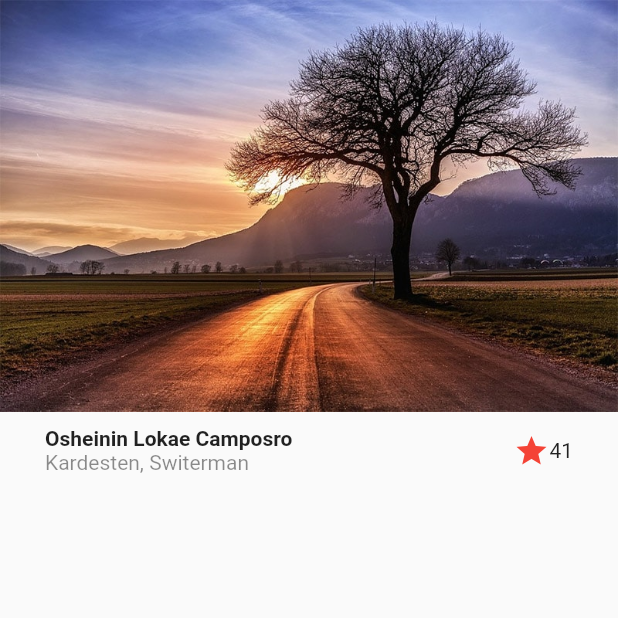
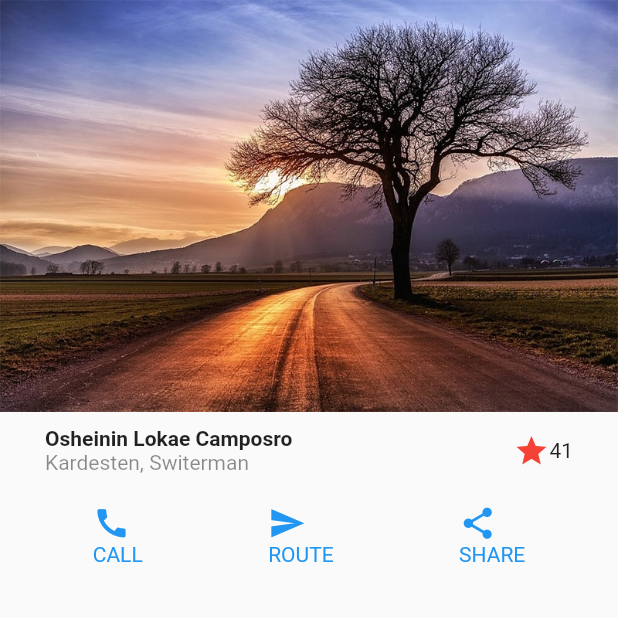
Before and after one commit to Viqui-Alaro/Flutter_disenos, a Flutter app: the screen it shows after launch, on a phone screen of 412 x 824 dp, the top half of it. Run offline on Flutter 3.47's test engine with Material 2 defaults, Android fonts, the phone set to English and light mode, and no system bars.

Commit message:
se implemento el custombutton en la primera pantalla

```diff
--- a/lib/screens/basic_design.dart
+++ b/lib/screens/basic_design.dart
@@ -12,12 +12,16 @@ class BasicDesignScreen extends StatelessWidget {
           Image(image: AssetImage('assets/landscape.jpg')),
 
           //Titulo
-          Title()
+          Title(),
+          ButtonSection()
+
         ],
       ),
    );
   }
 }
+
+
 
 class Title extends StatelessWidget {
   const Title({
@@ -48,3 +52,48 @@ class Title extends StatelessWidget {
     );
   }
 }
+
+class ButtonSection extends StatelessWidget {
+  const ButtonSection({
+    Key? key,
+  }) : super(key: key);
+
+  @override
+  Widget build(BuildContext context) {
+    return Container(
+      margin: EdgeInsets.symmetric(horizontal: 20, vertical: 10),
+      child: Row(
+         mainAxisAlignment: MainAxisAlignment.spaceAround,
+        children: [
+          CustomButton(icon: Icons.call,text: 'CALL'),
+          CustomButton(icon: Icons.send,text: 'ROUTE'),
+          CustomButton(icon: Icons.share,text: 'SHARE')
+
+        ],
+      ),
+    );
+  }
+}
+
+class CustomButton extends StatelessWidget {
+
+  final IconData icon;
+  final String text;
+
+  const CustomButton({
+    Key? key,
+    required this.icon,
+    required this.text,
+  }) : super(key: key);
+
+  @override
+  Widget build(BuildContext context) {
+    return Column(
+       crossAxisAlignment: CrossAxisAlignment.start,
+        children: [
+         Icon(this.icon,color: Colors.blue,size: 25,),
+         Text(this.text,style: TextStyle(color: Colors.blue))
+        ],
+    );
+  }
+}
```
